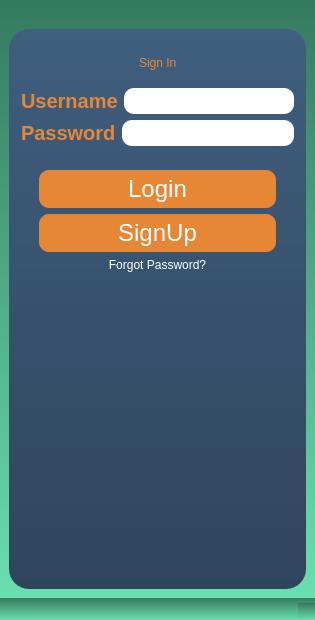
This is mainwindow.ui in bikraj2/MITRA_FINAL as Qt 5 draws it before an edit. The edited form follows.
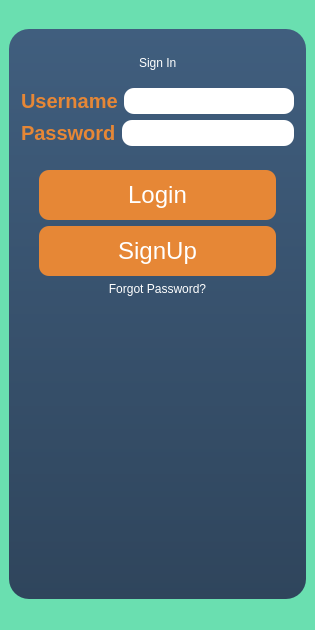
This is the edited form. Icons and pictures are not drawn.

Commit message: Background changed MainWindow

```diff
--- a/mainwindow.ui
+++ b/mainwindow.ui
@@ -7,20 +7,26 @@
     <x>0</x>
     <y>0</y>
     <width>315</width>
-    <height>620</height>
+    <height>630</height>
    </rect>
   </property>
+  <property name="minimumSize">
+   <size>
+    <width>315</width>
+    <height>630</height>
+   </size>
+  </property>
   <property name="maximumSize">
    <size>
     <width>315</width>
-    <height>620</height>
+    <height>630</height>
    </size>
   </property>
   <property name="windowTitle">
    <string>MainWindow</string>
   </property>
   <property name="styleSheet">
-   <string notr="true">background-color: qlineargradient(spread:pad, x1:1, y1:1, x2:1, y2:0, stop:0 #6adfb0, stop:1 #367a5f);</string>
+   <string notr="true">background-color:  #6adfb0</string>
   </property>
   <widget class="QWidget" name="centralwidget">
    <layout class="QVBoxLayout" name="verticalLayout">
@@ -81,7 +87,7 @@
             <property name="styleSheet">
              <string notr="true">border:0; ;
 font:bold 40pt &quot;Bodoni 72 &quot;;
-color:#e6873c;</string>
+color:white;</string>
             </property>
             <property name="text">
              <string>Sign In</string>
@@ -186,6 +192,18 @@
             <layout class="QVBoxLayout" name="verticalLayout_2">
              <item>
               <widget class="QPushButton" name="pushButton_login_3">
+               <property name="minimumSize">
+                <size>
+                 <width>0</width>
+                 <height>50</height>
+                </size>
+               </property>
+               <property name="maximumSize">
+                <size>
+                 <width>250</width>
+                 <height>50</height>
+                </size>
+               </property>
                <property name="styleSheet">
                 <string notr="true">	background-color:#e68736;
 	border-radius: 10px;
@@ -201,6 +219,18 @@
              </item>
              <item>
               <widget class="QPushButton" name="pushButton_singup_3">
+               <property name="minimumSize">
+                <size>
+                 <width>0</width>
+                 <height>50</height>
+                </size>
+               </property>
+               <property name="maximumSize">
+                <size>
+                 <width>250</width>
+                 <height>60</height>
+                </size>
+               </property>
                <property name="styleSheet">
                 <string notr="true">	background-color:#e68736;
 	border-radius: 10px;
```
